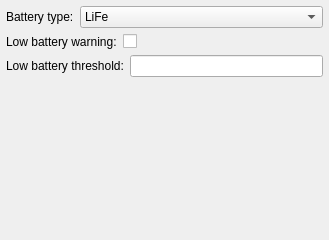
This is ui/BatterySettingsWidget.ui in kipr/botui as Qt 5 draws it before an edit. The edited form follows.
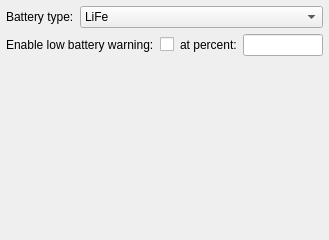
This is the edited form. Custom widgets are drawn as their Qt base class.

Commit message: In BatterySettingsWidget, low battery settings on one row

What changed in the file:
```diff
--- a/ui/BatterySettingsWidget.ui
+++ b/ui/BatterySettingsWidget.ui
@@ -57,11 +57,11 @@
     </layout>
    </item>
    <item>
-    <layout class="QHBoxLayout" name="horizontalLayout_3" stretch="0,1">
+    <layout class="QHBoxLayout" name="horizontalLayout_3" stretch="0,1,0,0">
      <item>
       <widget class="QLabel" name="label_4">
        <property name="text">
-        <string>Low battery warning:</string>
+        <string>Enable low battery warning:</string>
        </property>
       </widget>
      </item>
@@ -72,14 +72,10 @@
        </property>
       </widget>
      </item>
-    </layout>
-   </item>
-   <item>
-    <layout class="QHBoxLayout" name="horizontalLayout_2" stretch="0,1">
      <item>
-      <widget class="QLabel" name="label_2">
+      <widget class="QLabel" name="pctLabel">
        <property name="text">
-        <string>Low battery threshold:</string>
+        <string>at percent:</string>
        </property>
       </widget>
      </item>
```
The commit also changes 1 other file.
